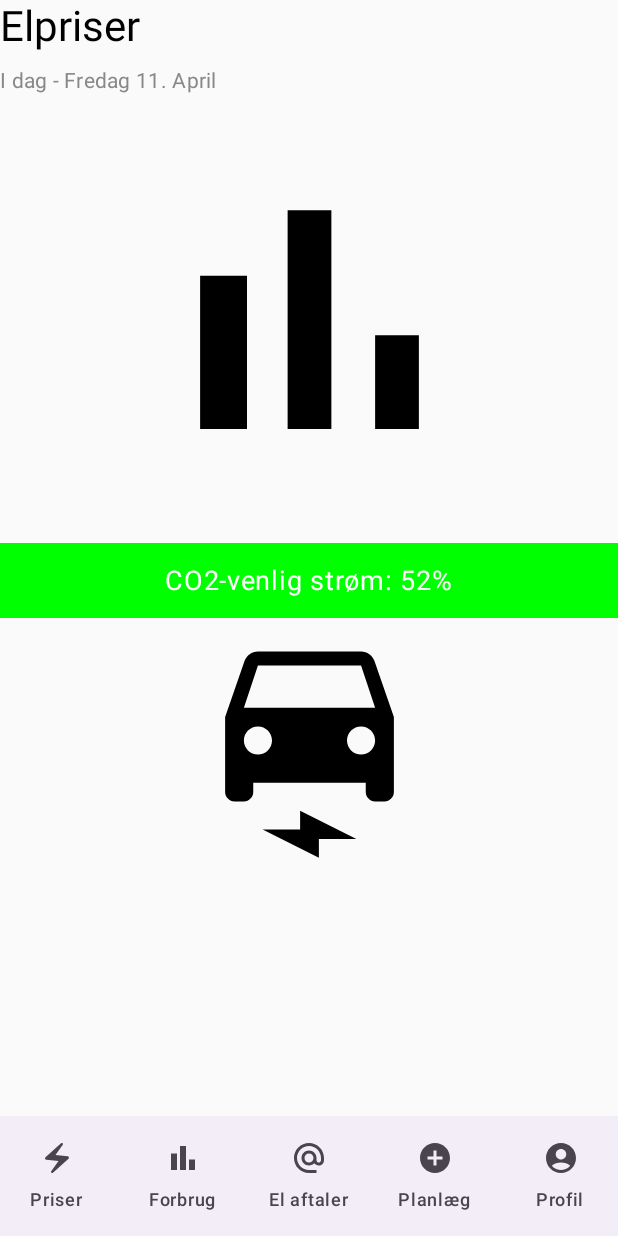
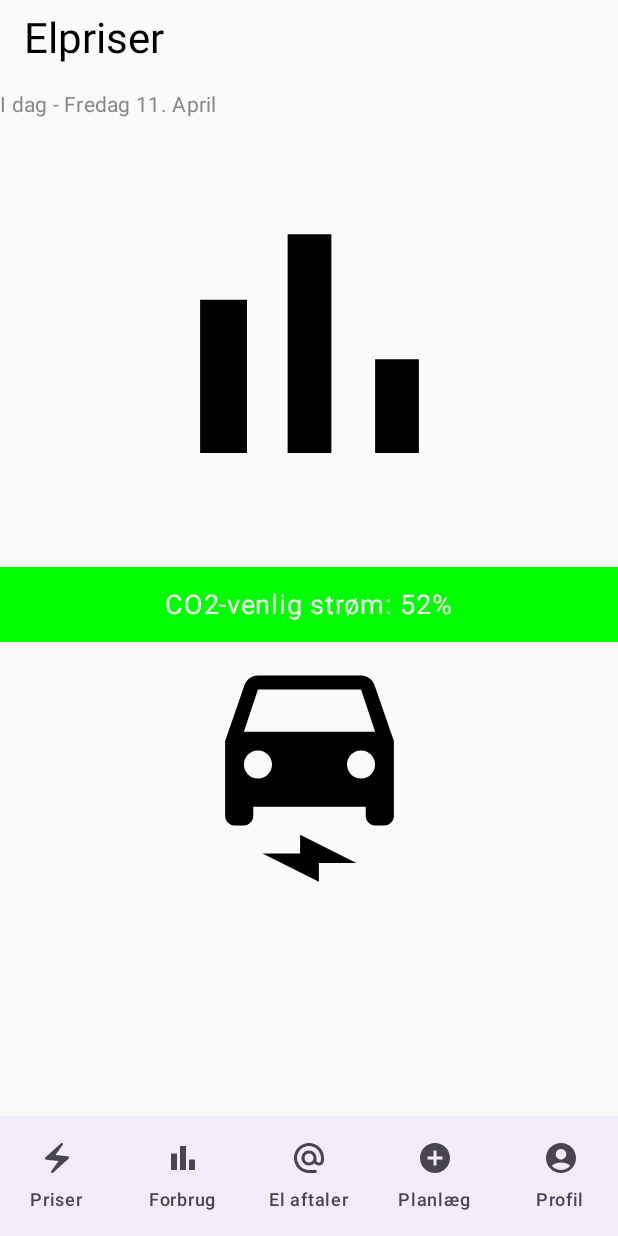
Before and after one commit to fele2000/MVP_Test_minEnergi, an Android app built with Jetpack Compose: the screen it shows after launch (MainActivity), on a phone screen of 412 x 824 dp. Run offline under Robolectric (Android 15) with nearby library versions, the phone set to English and light mode, and no system bars.

```diff
--- a/app/src/main/java/com/example/mvpteststrm/ui/components/cock.kt
+++ /dev/null
@@ -1 +0,0 @@
-package com.example.mvpteststrm.ui.components
--- a/app/src/main/java/com/example/mvpteststrm/ui/landing/LandingPage.kt
+++ b/app/src/main/java/com/example/mvpteststrm/ui/landing/LandingPage.kt
@@ -24,11 +24,14 @@ fun LandingPage(navController: NavController) {
     ) {
         Text(
             text = "Elpriser",
-            style = MaterialTheme.typography.headlineMedium,
-            fontSize = 28.sp,
-            color = Color.Black
+            style = MaterialTheme.typography.headlineMedium.copy(
+                fontSize = 28.sp
+            ),
+            color = Color.Black,
+            modifier = Modifier
+                .fillMaxWidth()
+                .padding(horizontal = 16.dp, vertical = 8.dp)
         )
-
         Spacer(modifier = Modifier.height(8.dp))
 
         Text(
```
